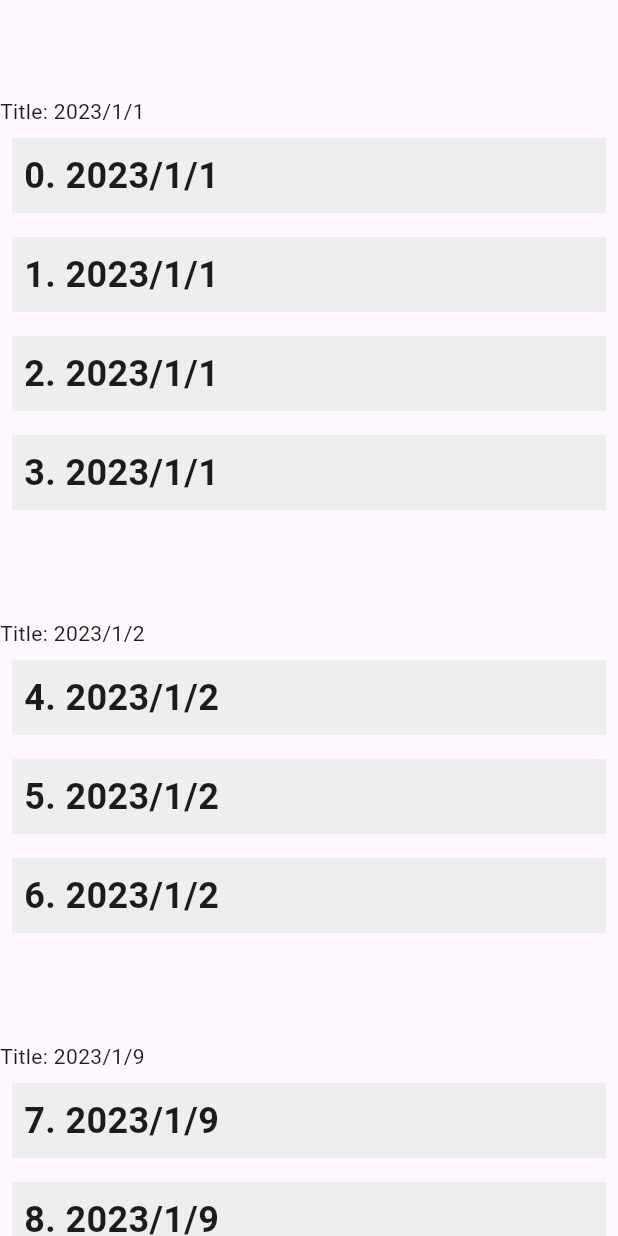
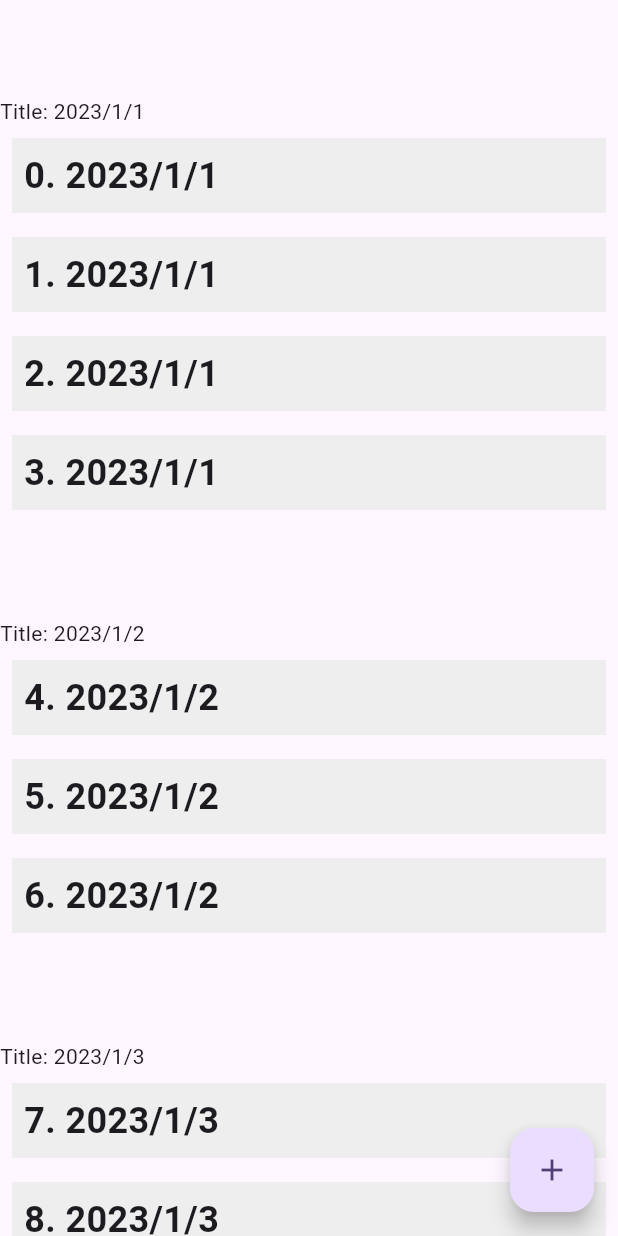
Before and after one commit to KobayashiYoh/flutter_learning, a Flutter app: the screen it shows after launch, on a phone screen of 412 x 824 dp. Run offline on Flutter 3.47's test engine with Material 2 defaults, Android fonts, the phone set to English and light mode, and no system bars; our stand-ins replace firebase_auth, firebase_core, flutter_dotenv, flutter_signin_button, google_sign_in, location and 6 more; accounts and stored records are empty; generated files the repository leaves out were written again.

Commit message:
追加読み込みのロジックを追加

```diff
--- a/date_time_list_view/lib/main.dart
+++ b/date_time_list_view/lib/main.dart
@@ -38,11 +38,28 @@ class _HomePageState extends State<HomePage> {
     DateTime(2023, 1, 2),
     DateTime(2023, 1, 2),
     DateTime(2023, 1, 2),
-    DateTime(2023, 1, 9),
-    DateTime(2023, 1, 9),
-    DateTime(2023, 1, 9),
+    DateTime(2023, 1, 3),
+    DateTime(2023, 1, 3),
+    DateTime(2023, 1, 4),
     DateTime(2023, 1, 9),
   ];
+
+  final List<DateTime> _additionalFetchedDateTimes = [
+    DateTime(2023, 1, 9),
+    DateTime(2023, 1, 17),
+    DateTime(2023, 1, 17),
+    DateTime(2023, 1, 17),
+    DateTime(2023, 1, 24),
+    DateTime(2023, 1, 24),
+    DateTime(2023, 1, 26),
+    DateTime(2023, 1, 26),
+  ];
+
+  void _addDateTimes() {
+    setState(() {
+      _dateTimes.addAll(_additionalFetchedDateTimes);
+    });
+  }
 
   @override
   void initState() {
@@ -76,6 +93,10 @@ class _HomePageState extends State<HomePage> {
           }
         },
       ),
+      floatingActionButton: FloatingActionButton(
+        onPressed: _addDateTimes,
+        child: const Icon(Icons.add),
+      ),
     );
   }
 }
```
